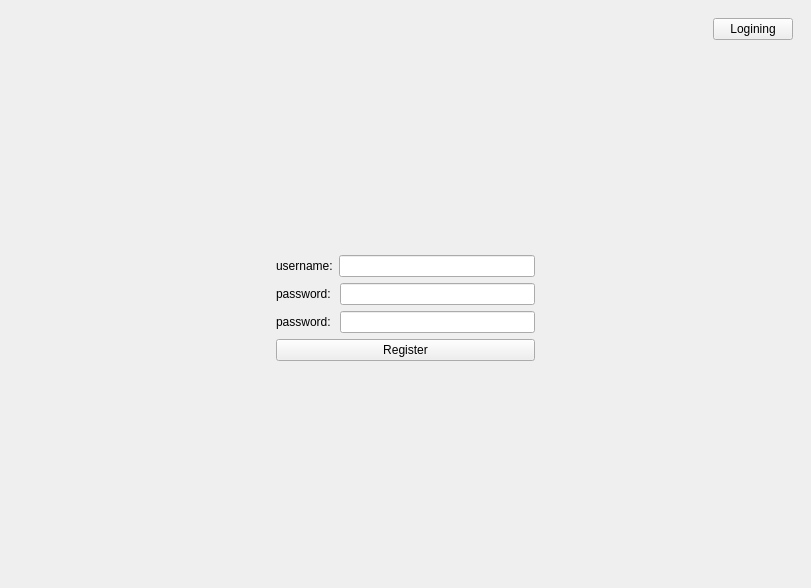
Qt form miMessageClient/mainwindow.ui (lucky-rydar/miMessage) before a commit.
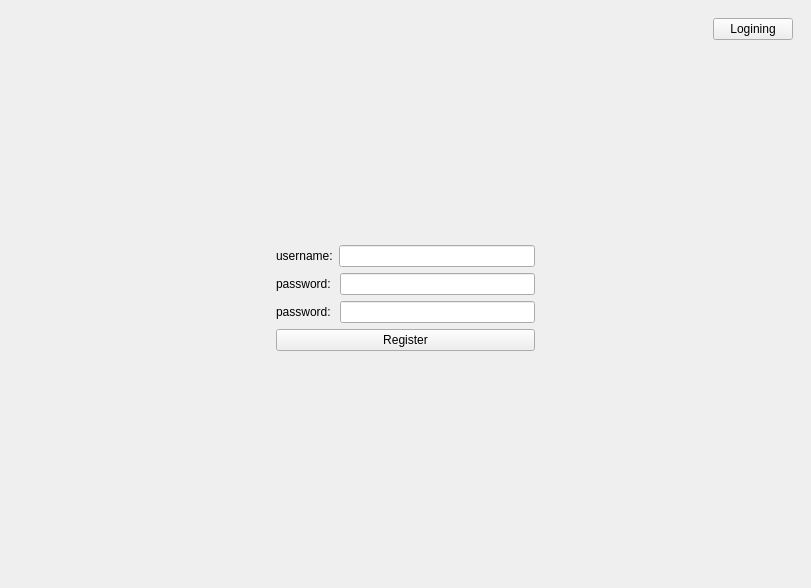
The same form after that commit. The open tabs and pages were chosen to show the change.

Commit message: Added registation for client and some debug info output for server

Patch:
```diff
--- a/miMessageClient/mainwindow.ui
+++ b/miMessageClient/mainwindow.ui
@@ -237,7 +237,11 @@
                  </widget>
                 </item>
                 <item>
-                 <widget class="QLineEdit" name="lineEdit_6"/>
+                 <widget class="QLineEdit" name="regPassword1">
+                  <property name="echoMode">
+                   <enum>QLineEdit::Password</enum>
+                  </property>
+                 </widget>
                 </item>
                </layout>
               </item>
@@ -251,7 +255,11 @@
                  </widget>
                 </item>
                 <item>
-                 <widget class="QLineEdit" name="lineEdit_7"/>
+                 <widget class="QLineEdit" name="regPassword2">
+                  <property name="echoMode">
+                   <enum>QLineEdit::Password</enum>
+                  </property>
+                 </widget>
                 </item>
                </layout>
               </item>
@@ -262,6 +270,13 @@
                 </property>
                </widget>
               </item>
+              <item>
+               <widget class="QLabel" name="regInfoLabel">
+                <property name="text">
+                 <string/>
+                </property>
+               </widget>
+              </item>
               <item>
                <spacer name="verticalSpacer_3">
                 <property name="orientation">
```
Left out of the diff: 8 changed lines with no effect on the pictures. The commit also changes 6 other files.
